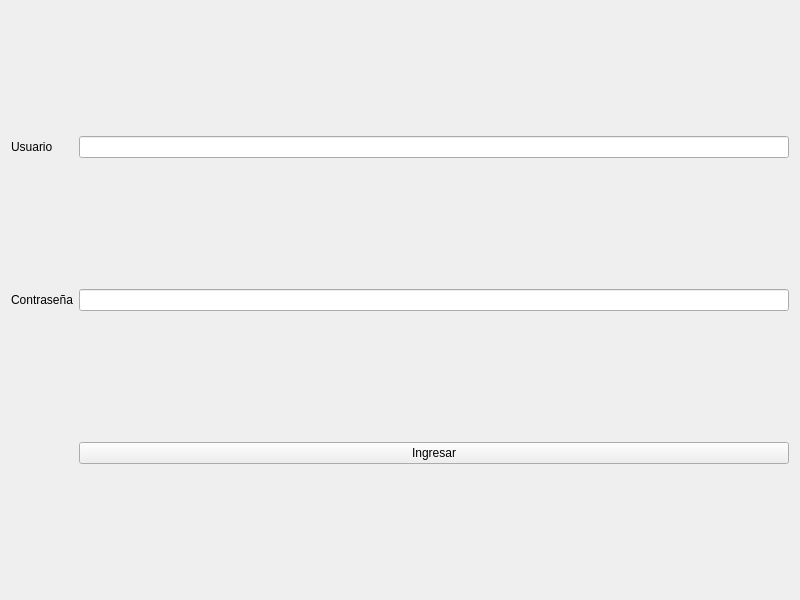
First picture: the form in Ejercicio_13/login.ui, repository Francoborsotti/POO, before the edit.
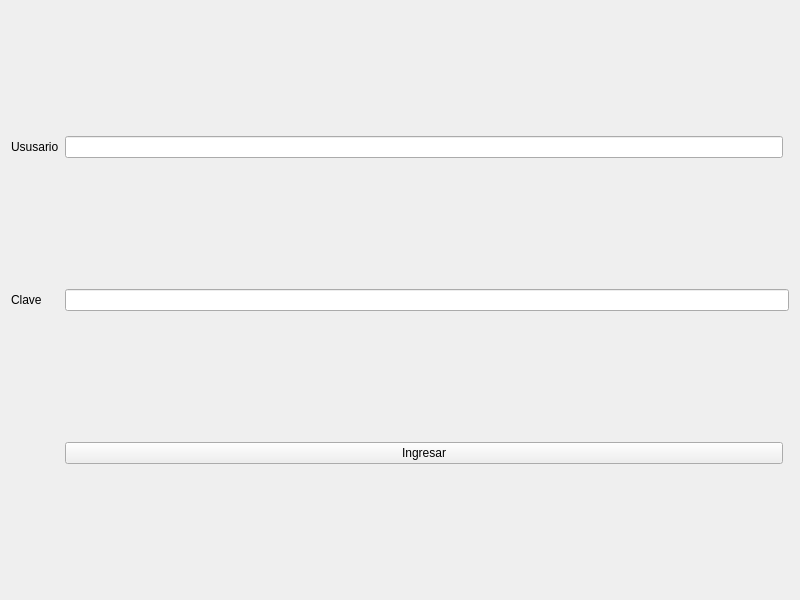
Second picture: the form after the edit.

```diff
--- a/Ejercicio_13/login.ui
+++ b/Ejercicio_13/login.ui
@@ -14,36 +14,36 @@
    <string>Login</string>
   </property>
   <layout class="QGridLayout" name="gridLayout">
+   <item row="2" column="0">
+    <widget class="QLabel" name="label_2">
+     <property name="text">
+      <string>Clave</string>
+     </property>
+    </widget>
+   </item>
+   <item row="3" column="1">
+    <widget class="QPushButton" name="pbIngresar">
+     <property name="text">
+      <string>Ingresar</string>
+     </property>
+    </widget>
+   </item>
    <item row="0" column="0">
     <widget class="QLabel" name="lUsuario">
      <property name="text">
-      <string>Usuario</string>
+      <string>Ususario</string>
      </property>
     </widget>
    </item>
-   <item row="0" column="1">
-    <widget class="QLineEdit" name="leUsuario"/>
-   </item>
-   <item row="1" column="0">
-    <widget class="QLabel" name="lClave">
-     <property name="text">
-      <string>Contraseña</string>
-     </property>
-    </widget>
-   </item>
-   <item row="1" column="1">
+   <item row="2" column="1" colspan="2">
     <widget class="QLineEdit" name="leClave">
      <property name="echoMode">
       <enum>QLineEdit::EchoMode::Password</enum>
      </property>
     </widget>
    </item>
-   <item row="2" column="1">
-    <widget class="QPushButton" name="pbIngresar">
-     <property name="text">
-      <string>Ingresar</string>
-     </property>
-    </widget>
+   <item row="0" column="1">
+    <widget class="QLineEdit" name="leUSuario"/>
    </item>
   </layout>
  </widget>
```
